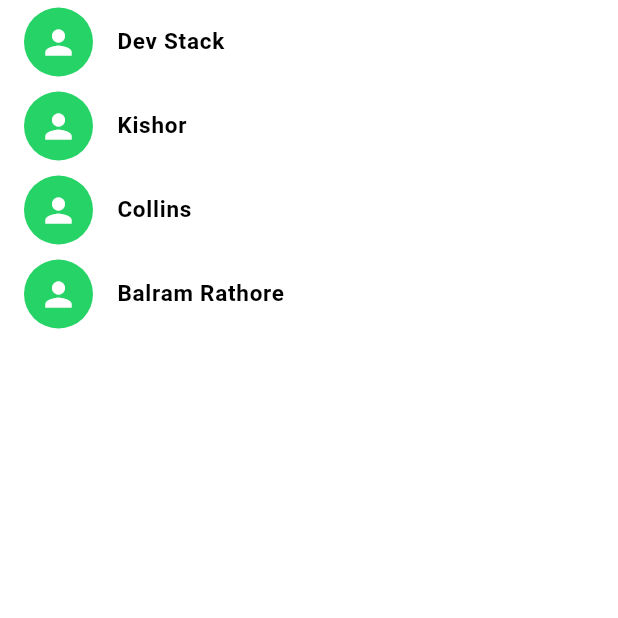
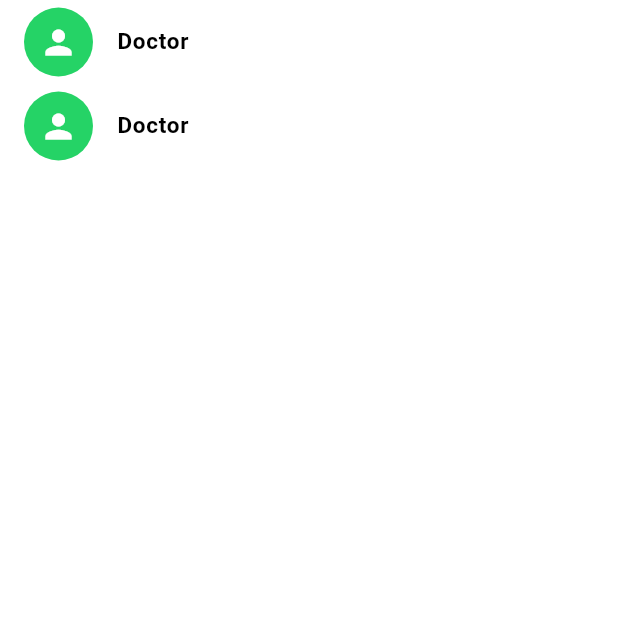
Before and after one commit to samjhanabhusal/MediConnect, a Flutter app: the LoginScreen screen opened directly, on a phone screen of 412 x 824 dp, the top half of it. Run offline on Flutter 3.47's test engine with Material 2 defaults, Android fonts, the light colour scheme and no system bars; our stand-ins replace badges, camera, carousel_slider, charts_flutter, dotted_border, emoji_picker_flutter and 14 more; missing offline and left inert: cloudinary_public, dart:ffi, easy_image_viewer, image_viewer, khalti_flutter, pay; accounts and stored records are empty; network calls fail.

Commit message:
chat edited

```diff
--- a/lib/chat/Screens/LoginScreen.dart
+++ b/lib/chat/Screens/LoginScreen.dart
@@ -15,7 +15,8 @@ class _LoginScreenState extends State<LoginScreen> {
   late ChatModel sourceChat;
   List<ChatModel> chatmodels = [
     ChatModel(
-      name: "Dev Stack",
+
+      name:"Doctor",
       isGroup: false,
       currentMessage: "Hi Everyone",
       time: "4:00",
@@ -23,39 +24,15 @@ class _LoginScreenState extends State<LoginScreen> {
       id: 1, status: '',
     ),
     ChatModel(
-      name: "Kishor",
+      name: "Doctor ",
       isGroup: false,
-      currentMessage: "Hi Kishor",
+      currentMessage: "Hi sam",
       time: "13:00",
       icon: "person.svg",
       id: 2, status: '',
     ),
 
-    ChatModel(
-      name: "Collins",
-      isGroup: false,
-      currentMessage: "Hi Dev Stack",
-      time: "8:00",
-      icon: "person.svg",
-      id: 3, status: '',
-    ),
 
-    ChatModel(
-      name: "Balram Rathore",
-      isGroup: false,
-      currentMessage: "Hi Dev Stack",
-      time: "2:00",
-      icon: "person.svg",
-      id: 4, status: '',
-    ),
-
-    // ChatModel(
-    //   name: "NodeJs Group",
-    //   isGroup: true,
-    //   currentMessage: "New NodejS Post",
-    //   time: "2:00",
-    //   icon: "group.svg",
-    // ),
   ];
   @override
   Widget build(BuildContext context) {
```
Also changed, not shown: lib/chat/Pages/ChatPage.dart (+11 -10 lines), lib/chat/Screens/HomeScreen.dart (+61 -55 lines), lib/chat/Screens/IndividualPage.dart (+40 -40 lines), lib/main.dart (+17 -13 lines), 1 other file.
